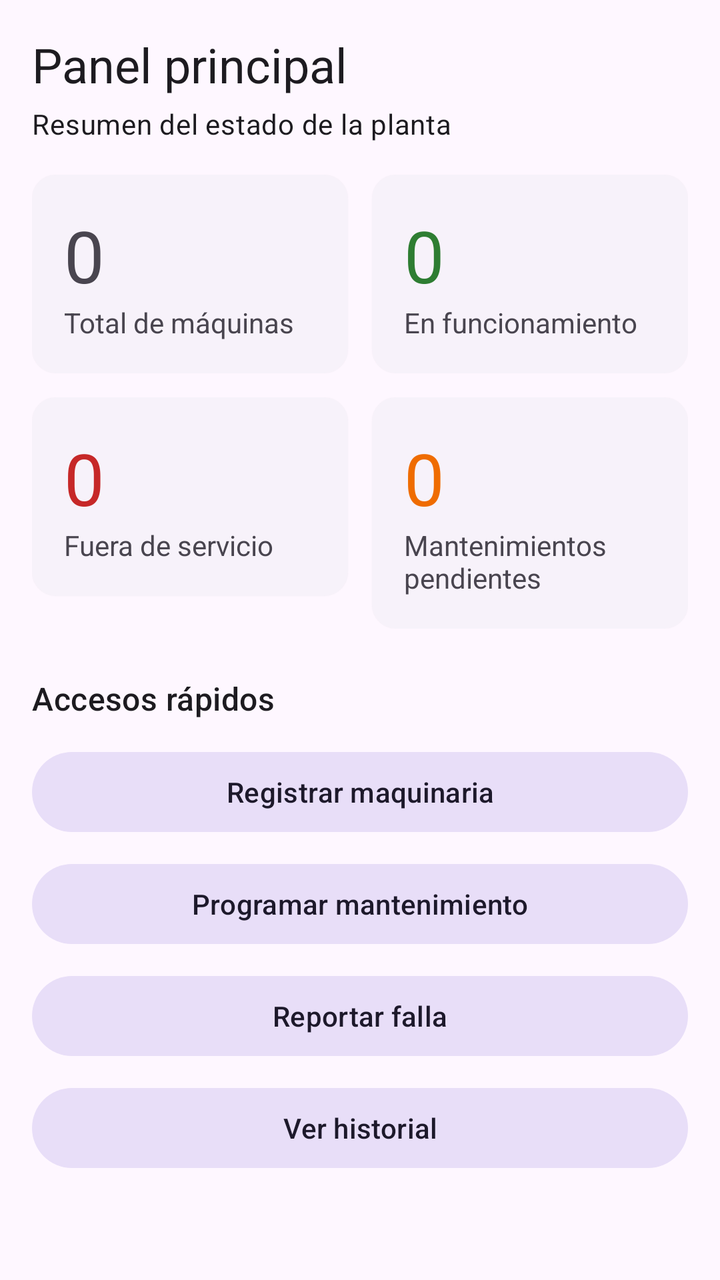
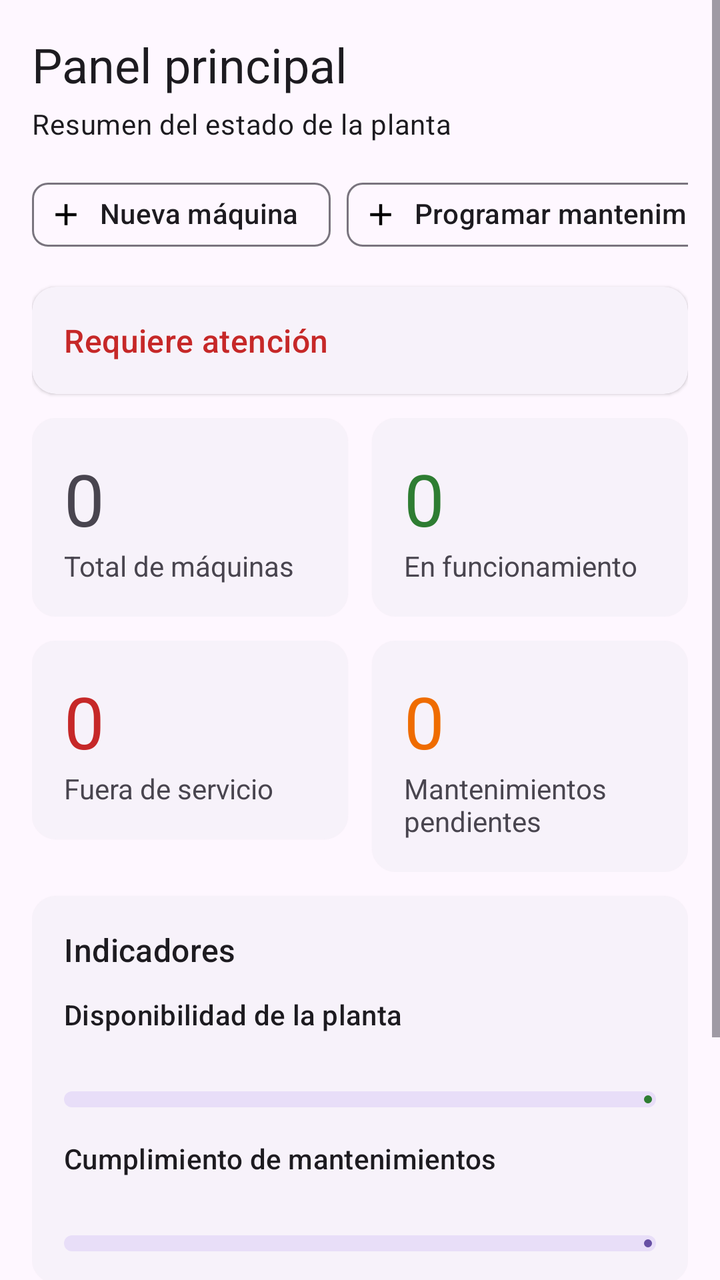

Compare the two renders of this Android layout. The source of the first and the diff that turns it into the second are given below.
<!-- AndroidManifest.xml: application theme Theme.ManteniPro -->
<!-- res/layout/fragment_panel.xml -->
<?xml version="1.0" encoding="utf-8"?>
<ScrollView xmlns:android="http://schemas.android.com/apk/res/android"
    android:layout_width="match_parent"
    android:layout_height="match_parent"
    android:fillViewport="true">

    <LinearLayout
        android:layout_width="match_parent"
        android:layout_height="wrap_content"
        android:orientation="vertical"
        android:padding="16dp">

        <TextView
            android:layout_width="match_parent"
            android:layout_height="wrap_content"
            android:text="Panel principal"
            android:textAppearance="?attr/textAppearanceHeadlineSmall" />

        <TextView
            android:layout_width="match_parent"
            android:layout_height="wrap_content"
            android:layout_marginTop="4dp"
            android:layout_marginBottom="16dp"
            android:text="Resumen del estado de la planta"
            android:textAppearance="?attr/textAppearanceBodyMedium" />

        <LinearLayout
            android:layout_width="match_parent"
            android:layout_height="wrap_content"
            android:orientation="horizontal">

            <com.google.android.material.card.MaterialCardView
                style="?attr/materialCardViewElevatedStyle"
                android:layout_width="0dp"
                android:layout_height="wrap_content"
                android:layout_marginEnd="6dp"
                android:layout_weight="1">

                <LinearLayout
                    android:layout_width="match_parent"
                    android:layout_height="wrap_content"
                    android:orientation="vertical"
                    android:padding="16dp">

                    <TextView
                        android:id="@+id/tvTotal"
                        android:layout_width="wrap_content"
                        android:layout_height="wrap_content"
                        android:text="0"
                        android:textAppearance="?attr/textAppearanceDisplaySmall" />

                    <TextView
                        android:layout_width="wrap_content"
                        android:layout_height="wrap_content"
                        android:text="Total de máquinas" />
                </LinearLayout>
            </com.google.android.material.card.MaterialCardView>

            <com.google.android.material.card.MaterialCardView
                style="?attr/materialCardViewElevatedStyle"
                android:layout_width="0dp"
                android:layout_height="wrap_content"
                android:layout_marginStart="6dp"
                android:layout_weight="1">

                <LinearLayout
                    android:layout_width="match_parent"
                    android:layout_height="wrap_content"
                    android:orientation="vertical"
                    android:padding="16dp">

                    <TextView
                        android:id="@+id/tvFuncionando"
                        android:layout_width="wrap_content"
                        android:layout_height="wrap_content"
                        android:text="0"
                        android:textAppearance="?attr/textAppearanceDisplaySmall"
                        android:textColor="#2E7D32" />

                    <TextView
                        android:layout_width="wrap_content"
                        android:layout_height="wrap_content"
                        android:text="En funcionamiento" />
                </LinearLayout>
            </com.google.android.material.card.MaterialCardView>
        </LinearLayout>

        <LinearLayout
            android:layout_width="match_parent"
            android:layout_height="wrap_content"
            android:layout_marginTop="12dp"
            android:orientation="horizontal">

            <com.google.android.material.card.MaterialCardView
                style="?attr/materialCardViewElevatedStyle"
                android:layout_width="0dp"
                android:layout_height="wrap_content"
                android:layout_marginEnd="6dp"
                android:layout_weight="1">

                <LinearLayout
                    android:layout_width="match_parent"
                    android:layout_height="wrap_content"
                    android:orientation="vertical"
                    android:padding="16dp">

                    <TextView
                        android:id="@+id/tvFueraServicio"
                        android:layout_width="wrap_content"
                        android:layout_height="wrap_content"
                        android:text="0"
                        android:textAppearance="?attr/textAppearanceDisplaySmall"
                        android:textColor="#C62828" />

                    <TextView
                        android:layout_width="wrap_content"
                        android:layout_height="wrap_content"
                        android:text="Fuera de servicio" />
                </LinearLayout>
            </com.google.android.material.card.MaterialCardView>

            <com.google.android.material.card.MaterialCardView
                style="?attr/materialCardViewElevatedStyle"
                android:layout_width="0dp"
                android:layout_height="wrap_content"
                android:layout_marginStart="6dp"
                android:layout_weight="1">

                <LinearLayout
                    android:layout_width="match_parent"
                    android:layout_height="wrap_content"
                    android:orientation="vertical"
                    android:padding="16dp">

                    <TextView
                        android:id="@+id/tvPendientes"
                        android:layout_width="wrap_content"
                        android:layout_height="wrap_content"
                        android:text="0"
                        android:textAppearance="?attr/textAppearanceDisplaySmall"
                        android:textColor="#EF6C00" />

                    <TextView
                        android:layout_width="wrap_content"
                        android:layout_height="wrap_content"
                        android:text="Mantenimientos pendientes" />
                </LinearLayout>
            </com.google.android.material.card.MaterialCardView>
        </LinearLayout>

        <TextView
            android:layout_width="match_parent"
            android:layout_height="wrap_content"
            android:layout_marginTop="24dp"
            android:text="Accesos rápidos"
            android:textAppearance="?attr/textAppearanceTitleMedium" />

        <com.google.android.material.button.MaterialButton
            android:id="@+id/btnNuevaMaquina"
            style="@style/Widget.Material3.Button.TonalButton"
            android:layout_width="match_parent"
            android:layout_height="wrap_content"
            android:layout_marginTop="12dp"
            android:text="Registrar maquinaria" />

        <com.google.android.material.button.MaterialButton
            android:id="@+id/btnProgramar"
            style="@style/Widget.Material3.Button.TonalButton"
            android:layout_width="match_parent"
            android:layout_height="wrap_content"
            android:layout_marginTop="8dp"
            android:text="Programar mantenimiento" />

        <com.google.android.material.button.MaterialButton
            android:id="@+id/btnReportar"
            style="@style/Widget.Material3.Button.TonalButton"
            android:layout_width="match_parent"
            android:layout_height="wrap_content"
            android:layout_marginTop="8dp"
            android:text="Reportar falla" />

        <com.google.android.material.button.MaterialButton
            android:id="@+id/btnHistorial"
            style="@style/Widget.Material3.Button.TonalButton"
            android:layout_width="match_parent"
            android:layout_height="wrap_content"
            android:layout_marginTop="8dp"
            android:text="Ver historial" />
    </LinearLayout>
</ScrollView>
<!-- resources referenced by this layout -->
<resources>
  <style name="Theme.ManteniPro" parent="Base.Theme.ManteniPro" />
  <style name="Base.Theme.ManteniPro" parent="Theme.Material3.DayNight.NoActionBar">
          
          
      </style>
</resources>

<!-- the commit's change to res/layout/fragment_panel.xml (unified diff, before → after) -->
@@ -1,5 +1,6 @@
 <?xml version="1.0" encoding="utf-8"?>
 <ScrollView xmlns:android="http://schemas.android.com/apk/res/android"
+    xmlns:app="http://schemas.android.com/apk/res-auto"
     android:layout_width="match_parent"
     android:layout_height="match_parent"
     android:fillViewport="true">
@@ -20,13 +21,124 @@
             android:layout_width="match_parent"
             android:layout_height="wrap_content"
             android:layout_marginTop="4dp"
-            android:layout_marginBottom="16dp"
             android:text="Resumen del estado de la planta"
             android:textAppearance="?attr/textAppearanceBodyMedium" />
 
+        
+        <HorizontalScrollView
+            android:layout_width="match_parent"
+            android:layout_height="wrap_content"
+            android:layout_marginTop="12dp"
+            android:scrollbars="none">
+
+            <com.google.android.material.chip.ChipGroup
+                android:layout_width="wrap_content"
+                android:layout_height="wrap_content"
+                app:singleLine="true">
+
+                <com.google.android.material.chip.Chip
+                    android:id="@+id/chipNuevaMaquina"
+                    style="@style/Widget.Material3.Chip.Assist"
+                    android:layout_width="wrap_content"
+                    android:layout_height="wrap_content"
+                    android:text="Nueva máquina"
+                    app:chipIcon="@drawable/ic_add" />
+
+                <com.google.android.material.chip.Chip
+                    android:id="@+id/chipProgramar"
+                    style="@style/Widget.Material3.Chip.Assist"
+                    android:layout_width="wrap_content"
+                    android:layout_height="wrap_content"
+                    android:text="Programar mantenimiento"
+                    app:chipIcon="@drawable/ic_add" />
+
+                <com.google.android.material.chip.Chip
+                    android:id="@+id/chipReportar"
+                    style="@style/Widget.Material3.Chip.Assist"
+                    android:layout_width="wrap_content"
+                    android:layout_height="wrap_content"
+                    android:text="Reportar falla"
+                    app:chipIcon="@drawable/ic_add" />
+
+                <com.google.android.material.chip.Chip
+                    android:id="@+id/chipHistorial"
+                    style="@style/Widget.Material3.Chip.Assist"
+                    android:layout_width="wrap_content"
+                    android:layout_height="wrap_content"
+                    android:text="Ver historial"
+                    app:chipIcon="@drawable/ic_historial" />
+            </com.google.android.material.chip.ChipGroup>
+        </HorizontalScrollView>
+
+        
+        <com.google.android.material.card.MaterialCardView
+            style="?attr/materialCardViewElevatedStyle"
+            android:layout_width="match_parent"
+            android:layout_height="wrap_content"
+            android:layout_marginTop="12dp">
+
+            <LinearLayout
+                android:layout_width="match_parent"
+                android:layout_height="wrap_content"
+                android:orientation="vertical"
+                android:padding="16dp">
+
+                <TextView
+                    android:layout_width="wrap_content"
+                    android:layout_height="wrap_content"
+                    android:text="Requiere atención"
+                    android:textAppearance="?attr/textAppearanceTitleMedium"
+                    android:textColor="#C62828" />
+
+                <TextView
+                    android:id="@+id/tvTodoEnOrden"
+                    android:layout_width="match_parent"
+                    android:layout_height="wrap_content"
+                    android:layout_marginTop="8dp"
+                    android:text="Todo en orden: no hay alertas pendientes"
+                    android:textColor="#2E7D32"
+                    android:visibility="gone" />
+
+                <TextView
+                    android:id="@+id/rowVencidos"
+                    android:layout_width="match_parent"
+                    android:layout_height="wrap_content"
+                    android:background="?attr/selectableItemBackground"
+                    android:clickable="true"
+                    android:focusable="true"
+                    android:paddingVertical="10dp"
+                    android:textAppearance="?attr/textAppearanceBodyLarge"
+                    android:visibility="gone" />
+
+                <TextView
+                    android:id="@+id/rowAbiertas"
+                    android:layout_width="match_parent"
+                    android:layout_height="wrap_content"
+                    android:background="?attr/selectableItemBackground"
+                    android:clickable="true"
+                    android:focusable="true"
+                    android:paddingVertical="10dp"
+                    android:textAppearance="?attr/textAppearanceBodyLarge"
+                    android:visibility="gone" />
+
+                <TextView
+                    android:id="@+id/rowAlta"
+                    android:layout_width="match_parent"
+                    android:layout_height="wrap_content"
+                    android:background="?attr/selectableItemBackground"
+                    android:clickable="true"
+                    android:focusable="true"
+                    android:paddingVertical="10dp"
+                    android:textAppearance="?attr/textAppearanceBodyLarge"
+                    android:visibility="gone" />
+            </LinearLayout>
+        </com.google.android.material.card.MaterialCardView>
+
+        
         <LinearLayout
             android:layout_width="match_parent"
             android:layout_height="wrap_content"
+            android:layout_marginTop="12dp"
             android:orientation="horizontal">
 
             <com.google.android.material.card.MaterialCardView
@@ -148,43 +260,146 @@
             </com.google.android.material.card.MaterialCardView>
         </LinearLayout>
 
+        
+        <com.google.android.material.card.MaterialCardView
+            style="?attr/materialCardViewElevatedStyle"
+            android:layout_width="match_parent"
+            android:layout_height="wrap_content"
+            android:layout_marginTop="12dp">
+
+            <LinearLayout
+                android:layout_width="match_parent"
+                android:layout_height="wrap_content"
+                android:orientation="vertical"
+                android:padding="16dp">
+
+                <TextView
+                    android:layout_width="wrap_content"
+                    android:layout_height="wrap_content"
+                    android:text="Indicadores"
+                    android:textAppearance="?attr/textAppearanceTitleMedium" />
+
+                <TextView
+                    android:layout_width="wrap_content"
+                    android:layout_height="wrap_content"
+                    android:layout_marginTop="12dp"
+                    android:text="Disponibilidad de la planta"
+                    android:textAppearance="?attr/textAppearanceLabelLarge" />
+
+                <TextView
+                    android:id="@+id/tvDisponibilidad"
+                    android:layout_width="match_parent"
+                    android:layout_height="wrap_content"
+                    android:layout_marginTop="2dp" />
+
+                <com.google.android.material.progressindicator.LinearProgressIndicator
+                    android:id="@+id/progressDisponibilidad"
+                    android:layout_width="match_parent"
+                    android:layout_height="wrap_content"
+                    android:layout_marginTop="8dp"
+                    android:max="100"
+                    app:indicatorColor="#2E7D32"
+                    app:trackCornerRadius="4dp"
+                    app:trackThickness="8dp" />
+
+                <TextView
+                    android:layout_width="wrap_content"
+                    android:layout_height="wrap_content"
+                    android:layout_marginTop="16dp"
+                    android:text="Cumplimiento de mantenimientos"
+                    android:textAppearance="?attr/textAppearanceLabelLarge" />
+
+                <TextView
+                    android:id="@+id/tvCumplimiento"
+                    android:layout_width="match_parent"
+                    android:layout_height="wrap_content"
+                    android:layout_marginTop="2dp" />
+
+                <com.google.android.material.progressindicator.LinearProgressIndicator
+                    android:id="@+id/progressCumplimiento"
+                    android:layout_width="match_parent"
+                    android:layout_height="wrap_content"
+                    android:layout_marginTop="8dp"
+                    android:max="100"
+                    app:trackCornerRadius="4dp"
+                    app:trackThickness="8dp" />
+            </LinearLayout>
+        </com.google.android.material.card.MaterialCardView>
+
+        
+        <LinearLayout
+            android:layout_width="match_parent"
+            android:layout_height="wrap_content"
+            android:layout_marginTop="20dp"
+            android:gravity="center_vertical"
+            android:orientation="horizontal">
+
+            <TextView
+                android:layout_width="0dp"
+                android:layout_height="wrap_content"
+                android:layout_weight="1"
+                android:text="Próximos mantenimientos"
+                android:textAppearance="?attr/textAppearanceTitleMedium" />
+
+            <com.google.android.material.button.MaterialButton
+                android:id="@+id/btnVerMantenimientos"
+                style="@style/Widget.Material3.Button.TextButton"
+                android:layout_width="wrap_content"
+                android:layout_height="wrap_content"
+                android:text="Ver todos" />
+        </LinearLayout>
+
         <TextView
-            android:layout_width="match_parent"
-            android:layout_height="wrap_content"
-            android:layout_marginTop="24dp"
-            android:text="Accesos rápidos"
-            android:textAppearance="?attr/textAppearanceTitleMedium" />
-
-        <com.google.android.material.button.MaterialButton
-            android:id="@+id/btnNuevaMaquina"
-            style="@style/Widget.Material3.Button.TonalButton"
-            android:layout_width="match_parent"
-            android:layout_height="wrap_content"
-            android:layout_marginTop="12dp"
-            android:text="Registrar maquinaria" />
-
-        <com.google.android.material.button.MaterialButton
-            android:id="@+id/btnProgramar"
-            style="@style/Widget.Material3.Button.TonalButton"
-            android:layout_width="match_parent"
-            android:layout_height="wrap_content"
-            android:layout_marginTop="8dp"
-            android:text="Programar mantenimiento" />
-
-        <com.google.android.material.button.MaterialButton
-            android:id="@+id/btnReportar"
-            style="@style/Widget.Material3.Button.TonalButton"
-            android:layout_width="match_parent"
-            android:layout_height="wrap_content"
-            android:layout_marginTop="8dp"
-            android:text="Reportar falla" />
-
-        <com.google.android.material.button.MaterialButton
-            android:id="@+id/btnHistorial"
-            style="@style/Widget.Material3.Button.TonalButton"
-            android:layout_width="match_parent"
-            android:layout_height="wrap_content"
-            android:layout_marginTop="8dp"
-            android:text="Ver historial" />
+            android:id="@+id/tvSinProximos"
+            android:layout_width="match_parent"
+            android:layout_height="wrap_content"
+            android:layout_marginTop="4dp"
+            android:text="No hay mantenimientos pendientes"
+            android:visibility="gone" />
+
+        <androidx.recyclerview.widget.RecyclerView
+            android:id="@+id/rvProximos"
+            android:layout_width="match_parent"
+            android:layout_height="wrap_content"
+            android:layout_marginHorizontal="-16dp"
+            android:nestedScrollingEnabled="false" />
+
+        
+        <LinearLayout
+            android:layout_width="match_parent"
+            android:layout_height="wrap_content"
+            android:layout_marginTop="16dp"
+            android:gravity="center_vertical"
+            android:orientation="horizontal">
+
+            <TextView
+                android:layout_width="0dp"
+                android:layout_height="wrap_content"
+                android:layout_weight="1"
+                android:text="Fallas recientes"
+                android:textAppearance="?attr/textAppearanceTitleMedium" />
+
+            <com.google.android.material.button.MaterialButton
+                android:id="@+id/btnVerFallas"
+                style="@style/Widget.Material3.Button.TextButton"
+                android:layout_width="wrap_content"
+                android:layout_height="wrap_content"
+                android:text="Ver todas" />
+        </LinearLayout>
+
+        <TextView
+            android:id="@+id/tvSinFallas"
+            android:layout_width="match_parent"
+            android:layout_height="wrap_content"
+            android:layout_marginTop="4dp"
+            android:text="No hay reportes de falla"
+            android:visibility="gone" />
+
+        <androidx.recyclerview.widget.RecyclerView
+            android:id="@+id/rvFallas"
+            android:layout_width="match_parent"
+            android:layout_height="wrap_content"
+            android:layout_marginHorizontal="-16dp"
+            android:nestedScrollingEnabled="false" />
     </LinearLayout>
 </ScrollView>
<!-- resource entries referenced after the edit -->
@@ -1,5 +1,17 @@
 <!-- resources referenced by this layout -->
 <resources>
+  <!-- drawable ic_add (drawable) -->
+  <vector xmlns:android="http://schemas.android.com/apk/res/android" android:height="24dp" android:tint="#000000" android:viewportHeight="24" android:viewportWidth="24" android:width="24dp">
+        
+      <path android:fillColor="@android:color/white" android:pathData="M19,13h-6v6h-2v-6H5v-2h6V5h2v6h6v2z"/>
+      
+  </vector>
+  <!-- drawable ic_historial (drawable) -->
+  <vector xmlns:android="http://schemas.android.com/apk/res/android" android:height="24dp" android:tint="#000000" android:viewportHeight="24" android:viewportWidth="24" android:width="24dp">
+        
+      <path android:fillColor="@android:color/white" android:pathData="M13,3c-4.97,0 -9,4.03 -9,9L1,12l3.89,3.89 0.07,0.14L9,12L6,12c0,-3.87 3.13,-7 7,-7s7,3.13 7,7 -3.13,7 -7,7c-1.93,0 -3.68,-0.79 -4.94,-2.06l-1.42,1.42C8.27,19.99 10.51,21 13,21c4.97,0 9,-4.03 9,-9s-4.03,-9 -9,-9zM12,8v5l4.28,2.54 0.72,-1.21 -3.5,-2.08L13.5,8L12,8z"/>
+      
+  </vector>
   <style name="Theme.ManteniPro" parent="Base.Theme.ManteniPro" />
   <style name="Base.Theme.ManteniPro" parent="Theme.Material3.DayNight.NoActionBar">
           
